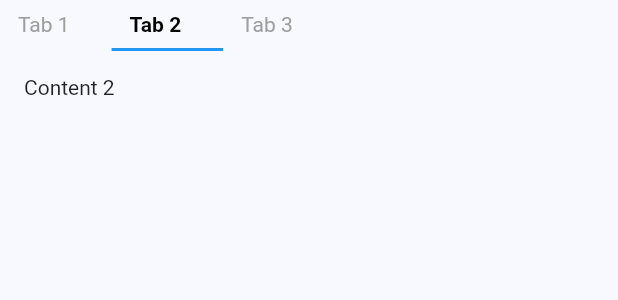
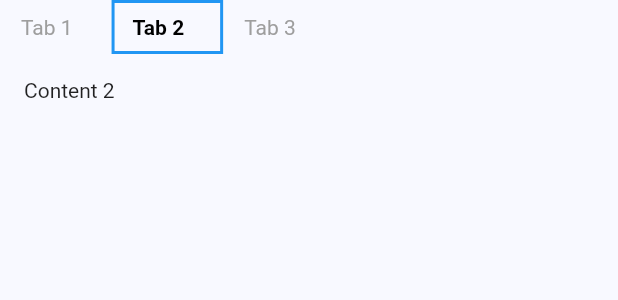
Before and after one commit to cesarmod2017/mod_layout_one, a Flutter app: the ModTabs widget shown alone on an empty page, opened directly, after a tap on "Tab 2", on a phone screen of 412 x 824 dp. Shown: the top 300 px of the screen. Run offline on Flutter 3.47's test engine with Material 3 defaults, Android fonts, the phone set to English and light mode, and no system bars; our stand-ins replace cached_network_image, flutter_svg, get, shared_preferences; accounts and stored records are empty.

Commit message:
tabs correceos

```diff
--- a/lib/widgets/tabs/tabs.dart
+++ b/lib/widgets/tabs/tabs.dart
@@ -27,6 +27,8 @@ class ModTab {
   final VoidCallback? onClose;
   final bool closeable;
   final Future<bool> Function()? onClosing;
+  /// A dynamic field that can store any type of object associated with this tab
+  final dynamic data;
 
   const ModTab({
     required this.text,
@@ -35,6 +37,7 @@ class ModTab {
     this.onClose,
     this.closeable = false,
     this.onClosing,
+    this.data,
   });
 }
 
@@ -50,7 +53,10 @@ class ModTabs extends StatefulWidget {
   final Color unselectedTextColor;
   final TabOrientation orientation;
   final int initialIndex;
-  final void Function(int)? onTabSelected;
+  /// Callback when a tab is selected, provides both index and tab object
+  final void Function(int index, ModTab tab)? onTabSelected;
+  /// Callback when a tab is closed, provides both index and tab object
+  final void Function(int index, ModTab tab)? onTabClose;
   final double? minTabWidth;
   final double? maxTabWidth;
   final bool enableNewTab;
@@ -72,6 +78,7 @@ class ModTabs extends StatefulWidget {
     this.orientation = TabOrientation.horizontalTop,
     this.initialIndex = 0,
     this.onTabSelected,
+    this.onTabClose,
     this.minTabWidth = 60.0,
     this.maxTabWidth,
     this.enableNewTab = false,
@@ -102,13 +109,17 @@ class _ModTabsState extends State<ModTabs> {
   @override
   void didUpdateWidget(ModTabs oldWidget) {
     super.didUpdateWidget(oldWidget);
-    if (widget.tabs != oldWidget.tabs ||
-        widget.children != oldWidget.children) {
+
+    // Always update the internal lists to ensure GetX updates are captured
     setState(() {
       _tabs = List.from(widget.tabs);
       _children = List.from(widget.children);
+
+      // Ensure selected index is valid
+      if (_selectedIndex >= _tabs.length) {
+        _selectedIndex = _tabs.isEmpty ? -1 : _tabs.length - 1;
+      }
     });
-    }
   }
 
   @override
@@ -125,6 +136,11 @@ class _ModTabsState extends State<ModTabs> {
     }
 
     if (canClose && mounted) {
+      // Call the onTabClose callback before removing the tab
+      if (widget.onTabClose != null) {
+        widget.onTabClose!(index, tab);
+      }
+
       setState(() {
         _tabs.removeAt(index);
         _children.removeAt(index);
@@ -153,65 +169,73 @@ class _ModTabsState extends State<ModTabs> {
     double calculatedWidth =
         textPainter.width + 40; // Adiciona espaço para padding e ícone
     if (tab.closeable) {
-      calculatedWidth += 24; // Espaço adicional para o botão de fechar
+      calculatedWidth += 24; // Adiciona espaço para o botão de fechar
     }
 
-    // Aplica os limites de min/max width se definidos
     if (widget.minTabWidth != null && calculatedWidth < widget.minTabWidth!) {
       calculatedWidth = widget.minTabWidth!;
     }
+
     if (widget.maxTabWidth != null && calculatedWidth > widget.maxTabWidth!) {
       calculatedWidth = widget.maxTabWidth!;
     }
 
-    return SizedBox(
-      width: calculatedWidth,
-      child: GestureDetector(
+    final isVertical = widget.orientation == TabOrientation.verticalLeft ||
+        widget.orientation == TabOrientation.verticalRight;
+
+    return GestureDetector(
       onTap: () {
-          if (mounted) setState(() => _selectedIndex = index);
+        if (_selectedIndex != index) {
+          setState(() {
+            _selectedIndex = index;
+          });
+          // Call the onTabSelected callback with both index and tab
           if (widget.onTabSelected != null) {
-            widget.onTabSelected!(index);
+            widget.onTabSelected!(index, tab);
+          }
         }
       },
       child: Container(
+        constraints: BoxConstraints(
+          minWidth: isVertical ? double.infinity : (widget.minTabWidth ?? 0),
+          maxWidth: isVertical ? double.infinity : (widget.maxTabWidth ?? double.infinity),
+        ),
+        width: isVertical ? double.infinity : calculatedWidth,
         padding: const EdgeInsets.symmetric(horizontal: 12, vertical: 8),
         decoration: BoxDecoration(
           color: isSelected
-                ? widget.selectedBackgroundColor
+              ? tab.backgroundColor ?? widget.selectedBackgroundColor
               : Colors.transparent,
-            border: Border(
-              bottom: BorderSide(
-                color:
-                    isSelected ? widget.selectedTabColor : Colors.transparent,
-                width: 2.0,
-              ),
-            ),
+          border: _getBorder(isSelected),
         ),
         child: Row(
-            mainAxisAlignment: MainAxisAlignment.spaceBetween,
+          mainAxisSize: MainAxisSize.min,
           children: [
             Expanded(
               child: Text(
                 tab.text,
-                  style: (tab.style ?? const TextStyle()).copyWith(
+                style: tab.style ??
+                    TextStyle(
                       color: isSelected
                           ? widget.selectedTextColor
                           : widget.unselectedTextColor,
-                    fontWeight:
-                        isSelected ? FontWeight.bold : FontWeight.normal,
+                      fontWeight: isSelected ? FontWeight.bold : FontWeight.normal,
                     ),
                 overflow: TextOverflow.ellipsis,
               ),
             ),
             if (tab.closeable)
-                IconButton(
-                  icon: const Icon(Icons.close, size: 16),
-                  onPressed: () => _handleTabClose(index, tab),
-                  padding: EdgeInsets.zero,
-                  constraints: const BoxConstraints(),
+              GestureDetector(
+                onTap: () => _handleTabClose(index, tab),
+                child: const Padding(
+                  padding: EdgeInsets.only(left: 8.0),
+                  child: Icon(
+                    Icons.close,
+                    size: 16,
+                  ),
+                ),
               ),
           ],
-          ),
         ),
       ),
     );
@@ -277,6 +301,11 @@ class _ModTabsState extends State<ModTabs> {
   Widget build(BuildContext context) {
     if (_tabs.isEmpty) {
       return widget.emptyWidget ?? Container();
+    }
+
+    // Garante que o índice selecionado seja válido
+    if (_selectedIndex < 0 || _selectedIndex >= _children.length) {
+      _selectedIndex = 0;
     }
 
     final content = _children[_selectedIndex];
@@ -367,4 +396,23 @@ class _ModTabsState extends State<ModTabs> {
         );
     }
   }
+
+  Border _getBorder(bool isSelected) {
+    switch (widget.borderType) {
+      case TabBorderType.none:
+        return Border.all(color: Colors.transparent);
+      case TabBorderType.bottom:
+        return Border(
+          bottom: BorderSide(
+            color: isSelected ? widget.selectedTabColor : Colors.transparent,
+            width: 2.0,
+          ),
+        );
+      case TabBorderType.all:
+        return Border.all(
+          color: isSelected ? widget.selectedTabColor : Colors.transparent,
+          width: 2.0,
+        );
     }
+  }
+}
--- a/pubspec.yaml
+++ b/pubspec.yaml
@@ -1,6 +1,6 @@
 name: mod_layout_one
 description: A comprehensive Flutter layout package with theming and i18n support
-version: 1.0.53
+version: 1.0.56
 homepage: https://github.com/cesarmod2017/mod_layout_one
 
 environment:
```
Also changed, not shown: example/lib/controllers/app_controller.dart (+33 -0 lines), example/lib/pages/tabs_page.dart (+23 -20 lines), example/lib/pages/tree_view_page.dart (+5 -4 lines), lib/widgets/treeview/mod_treeview.dart (+11 -17 lines), 2 other files. Lines whose indentation alone changed are shown as unchanged.
